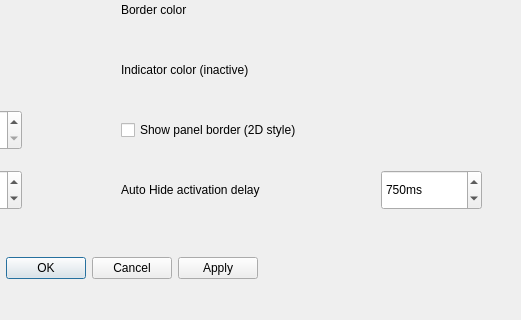
Before: the Qt Designer form src/view/appearance_settings_dialog.ui in dangvd/crystal-dock, drawn with Qt 5; both pictures show x 319 to 840 and y 160 to 480 of the 840 by 480 pixel window.
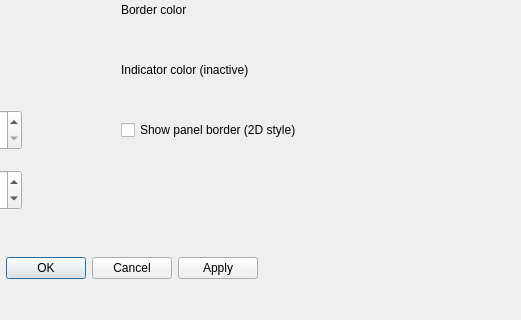
After: the same form once the commit is applied.

Commit message: Removes Auto Hide activation delay option due to Auto Hide rework #60 #35

```diff
--- a/src/view/appearance_settings_dialog.ui
+++ b/src/view/appearance_settings_dialog.ui
@@ -301,44 +301,6 @@
     <string>Indicator color (inactive)</string>
    </property>
   </widget>
-  <widget class="QLabel" name="autoHideActivationDelayLabel">
-   <property name="geometry">
-    <rect>
-     <x>440</x>
-     <y>330</y>
-     <width>251</width>
-     <height>40</height>
-    </rect>
-   </property>
-   <property name="text">
-    <string>Auto Hide activation delay</string>
-   </property>
-  </widget>
-  <widget class="QSpinBox" name="autoHideActivationDelay">
-   <property name="geometry">
-    <rect>
-     <x>700</x>
-     <y>330</y>
-     <width>101</width>
-     <height>40</height>
-    </rect>
-   </property>
-   <property name="suffix">
-    <string>ms</string>
-   </property>
-   <property name="minimum">
-    <number>0</number>
-   </property>
-   <property name="maximum">
-    <number>1000</number>
-   </property>
-   <property name="singleStep">
-    <number>50</number>
-   </property>
-   <property name="value">
-    <number>750</number>
-   </property>
-  </widget>
  </widget>
  <resources/>
  <connections>
```
Left out of the diff: 4 changed lines with no effect on the pictures. The commit also changes 3 other files.
